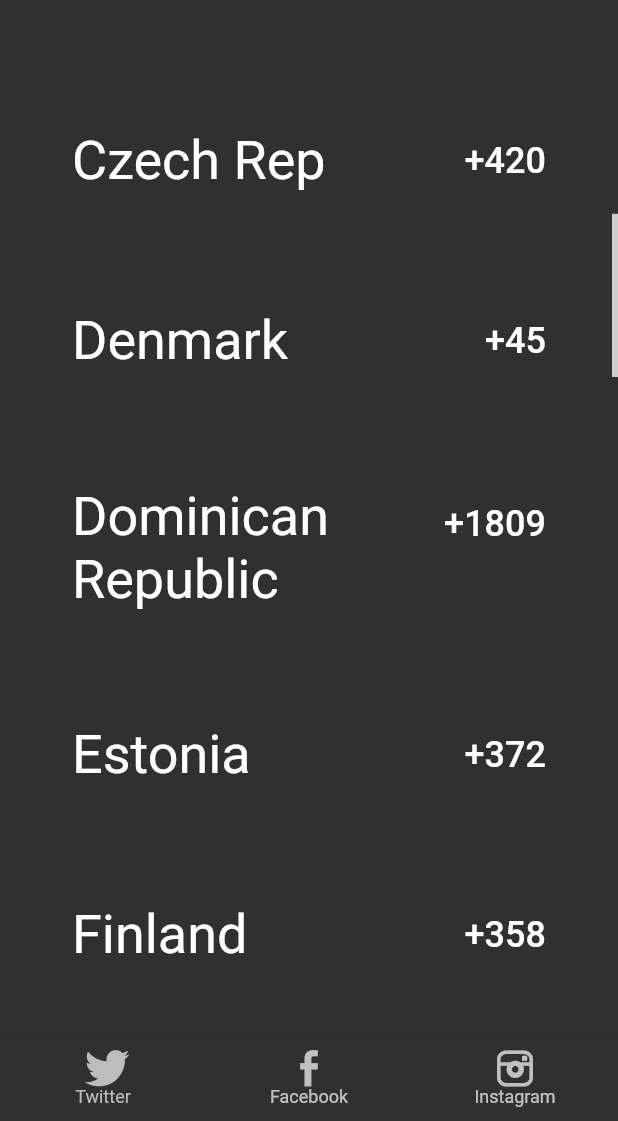
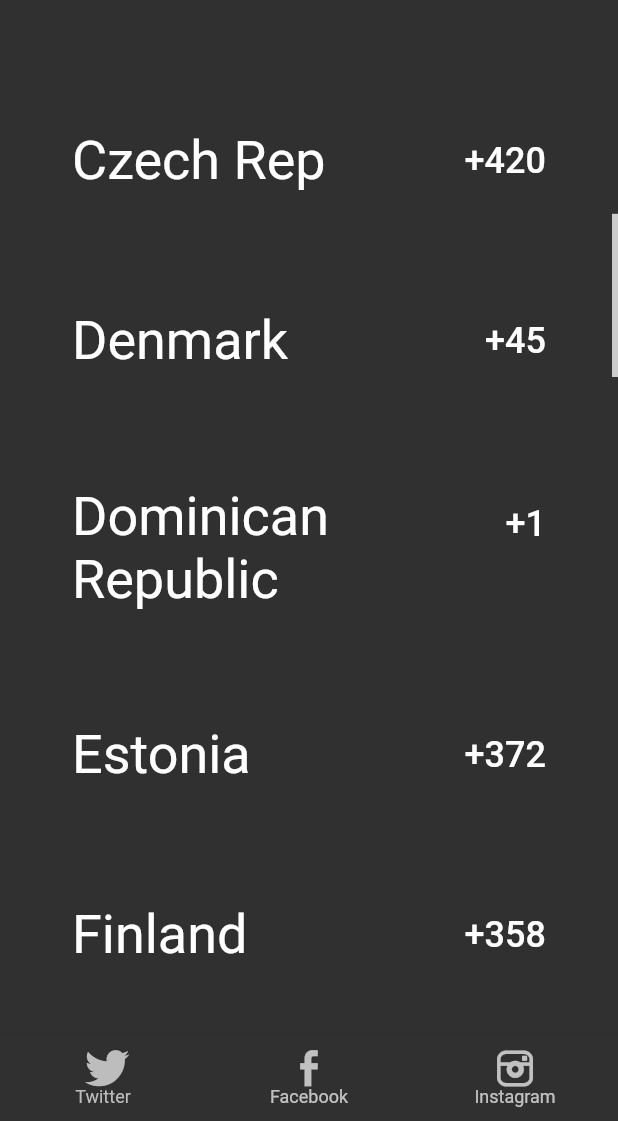
Before and after one commit to theRealBitcoinClub/flutter_cointext, a Flutter app: the screen it shows after launch, scrolled down 1152 dp, on a phone screen of 412 x 824 dp, the part 115-1236 px from its top. Run offline on Flutter 3.47's test engine with Material 2 defaults, Android fonts, the phone set to English and light mode, and no system bars; Roboto replaces fonts that are missing (Montserrat).

Commit message:
fix countrycodes

```diff
--- a/lib/main.dart
+++ b/lib/main.dart
@@ -221,7 +221,7 @@ class _MyHomePageState extends State<MyHomePage> {
         rtv.add(_buildListTileHomeContent(context, 'Czech Rep', "CZK", "+420"));
         rtv.add(_buildListTileHomeContent(context, 'Denmark', "DKK", "+45"));
         rtv.add(_buildListTileHomeContent(
-            context, 'Dominican Republic', "DOP", "+1809"));
+            context, 'Dominican Republic', "DOP", "+1"));
         rtv.add(_buildListTileHomeContent(context, 'Estonia', "EST", "+372"));
         rtv.add(_buildListTileHomeContent(context, 'Finland', "FIN", "+358"));
         rtv.add(_buildListTileHomeContent(context, 'France', "FRA", "+33"));
@@ -231,8 +231,7 @@ class _MyHomePageState extends State<MyHomePage> {
         rtv.add(_buildListTileHomeContent(context, 'Ireland', "IRE", "+353"));
         rtv.add(_buildListTileHomeContent(context, 'Israel', "ISR", "+972"));
         rtv.add(_buildListTileHomeContent(context, 'Italy', "ITA", "+39"));
-        rtv.add(
-            _buildListTileHomeContent(context, 'Jersey', "JER", "+44 1534"));
+        rtv.add(_buildListTileHomeContent(context, 'Jersey', "JER", "+44"));
         rtv.add(_buildListTileHomeContent(context, 'Latvia', "LAT", "+371"));
         rtv.add(_buildListTileHomeContent(context, 'Lithuania', "LIT", "+370"));
         rtv.add(_buildListTileHomeContent(context, 'Mexico', "MEX", "+52"));
```
